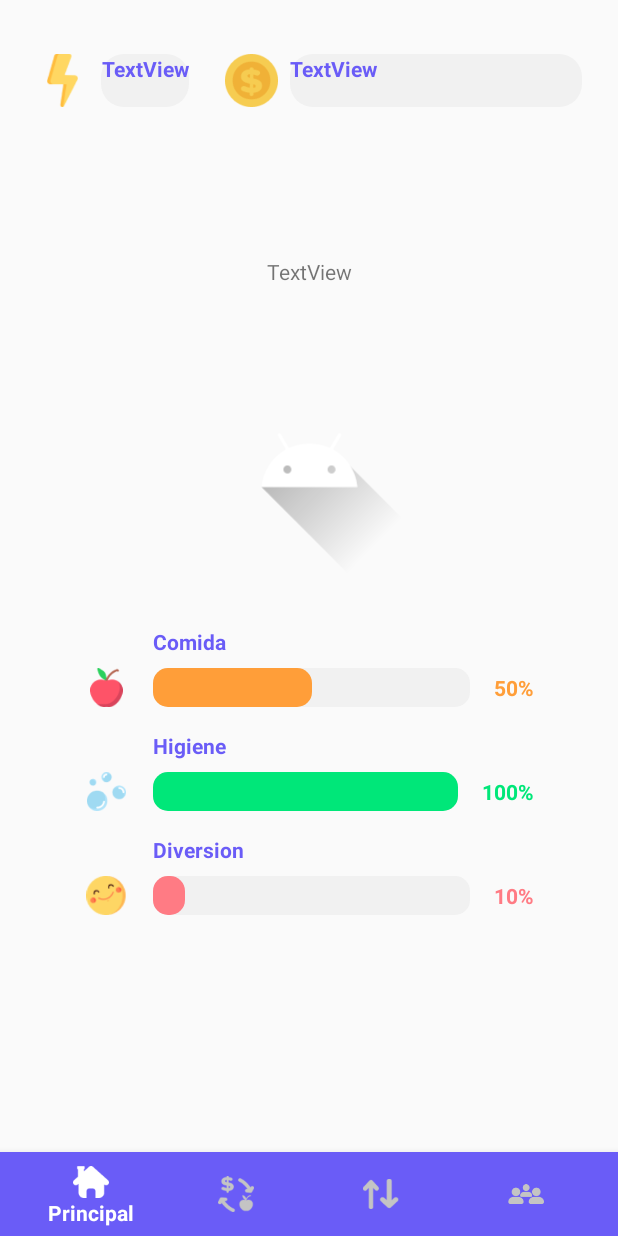
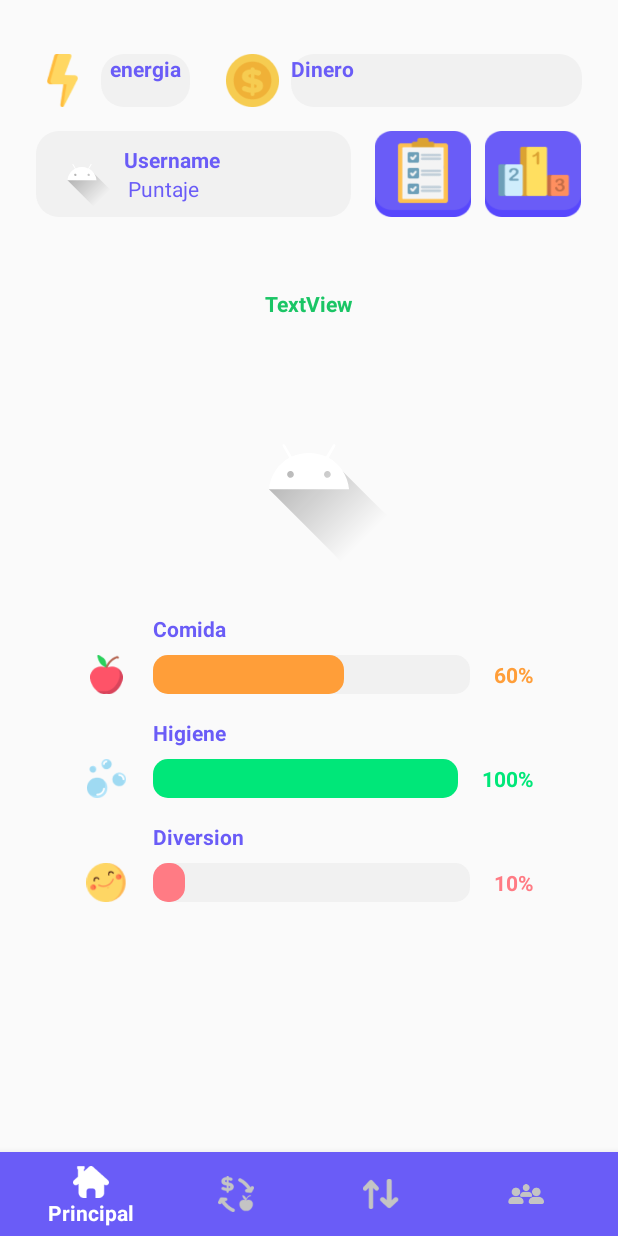
Before and after one commit to FernandaRojas152/monage, an Android app: the HomeFragment screen opened directly, with no data from a screen before it, on a phone screen of 412 x 824 dp. Run offline under Robolectric (Android 15) with nearby library versions, the light colour scheme and no system bars.

Commit message:
Home fragment

```diff
--- a/app/src/main/java/edu/icesi/monage/HomeFragment.kt
+++ b/app/src/main/java/edu/icesi/monage/HomeFragment.kt
@@ -19,14 +19,29 @@ class HomeFragment : Fragment() {
         // Inflate the layout for this fragment
         _binding = FragmentHomeBinding.inflate(inflater,container,false)
 
-        binding.progressFood.setProgress(50,false)
+        binding.progressFood.setProgress(calculateProgress(true,false,false),true)
         binding.foodTxt.text = "${binding.progressFood.progress.toString()}${"%"}"
-        binding.progressHygiene.setProgress(100,false)
+        binding.progressHygiene.setProgress(calculateProgress(false,true,false),true)
         binding.hygieneTxt.text = "${binding.progressHygiene.progress.toString()}${"%"}"
-        binding.progressFun.setProgress(10,false)
+        binding.progressFun.setProgress(calculateProgress(false,false,true),true)
         binding.funTxt.text = "${binding.progressFun.progress.toString()}${"%"}"
 
         return binding.root
+    }
+
+    private fun calculateProgress(food:Boolean,hygiene: Boolean, funn: Boolean): Int{
+        var progress = 0
+        if (food){
+           //metodo del usuario para calcular
+            progress = 60
+        }else if (hygiene){
+            //metodo del usuario para calcular
+            progress = 100
+        }else{
+            //metodo del usuario para calcular
+            progress = 10
+        }
+        return progress
     }
 
     companion object {
--- a/app/src/main/res/layout/fragment_home.xml
+++ b/app/src/main/res/layout/fragment_home.xml
@@ -27,11 +27,12 @@
 
     <TextView
         android:id="@+id/textView"
-        android:layout_width="wrap_content"
+        android:layout_width="59dp"
         android:layout_height="0dp"
         android:layout_marginStart="8dp"
+        android:layout_marginEnd="24dp"
         android:background="@drawable/backtxt"
-        android:text="TextView"
+        android:text="energia"
         android:textAlignment="center"
         android:textAllCaps="false"
         android:textColor="@color/principal"
@@ -39,6 +40,7 @@
         android:textStyle="bold"
         app:autoSizeTextType="none"
         app:layout_constraintBottom_toBottomOf="@+id/imageView6"
+        app:layout_constraintEnd_toStartOf="@+id/imageView7"
         app:layout_constraintStart_toEndOf="@+id/imageView6"
         app:layout_constraintTop_toTopOf="@+id/imageView6" />
 
@@ -50,7 +52,7 @@
         android:layout_marginEnd="24dp"
         android:background="@drawable/backtxt"
         android:elegantTextHeight="true"
-        android:text="TextView"
+        android:text="Dinero"
         android:textColor="@color/principal"
         android:textStyle="bold"
         app:autoSizeTextType="none"
@@ -166,9 +168,9 @@
 
     <ImageView
         android:id="@+id/imageView17"
-        android:layout_width="150dp"
-        android:layout_height="150dp"
-        android:layout_marginTop="45dp"
+        android:layout_width="125dp"
+        android:layout_height="125dp"
+        android:layout_marginTop="40dp"
         app:layout_constraintEnd_toEndOf="parent"
         app:layout_constraintStart_toStartOf="parent"
         app:layout_constraintTop_toBottomOf="@+id/textView17"
@@ -214,10 +216,84 @@
         android:id="@+id/textView17"
         android:layout_width="wrap_content"
         android:layout_height="wrap_content"
-        android:layout_marginTop="100dp"
+        android:layout_marginTop="48dp"
         android:text="TextView"
+        android:textColor="@color/botons"
+        android:textStyle="bold"
         app:layout_constraintEnd_toEndOf="parent"
         app:layout_constraintStart_toStartOf="parent"
-        app:layout_constraintTop_toBottomOf="@+id/imageView7" />
+        app:layout_constraintTop_toBottomOf="@+id/constraintLayout2" />
+
+    <androidx.constraintlayout.widget.ConstraintLayout
+        android:id="@+id/constraintLayout2"
+        android:layout_width="210dp"
+        android:layout_height="57dp"
+        android:layout_marginStart="24dp"
+        android:layout_marginTop="16dp"
+        android:background="@drawable/backtxt"
+        app:layout_constraintStart_toStartOf="parent"
+        app:layout_constraintTop_toBottomOf="@+id/imageView6">
+
+        <ImageView
+            android:id="@+id/imageView18"
+            android:layout_width="45dp"
+            android:layout_height="45dp"
+            android:layout_marginStart="8dp"
+            android:layout_marginTop="8dp"
+            android:layout_marginBottom="8dp"
+            app:layout_constraintBottom_toBottomOf="parent"
+            app:layout_constraintStart_toStartOf="parent"
+            app:layout_constraintTop_toTopOf="parent"
+            app:srcCompat="@drawable/ic_launcher_foreground" />
+
+        <TextView
+            android:id="@+id/textView11"
+            android:layout_width="wrap_content"
+            android:layout_height="wrap_content"
+            android:layout_marginStart="8dp"
+            android:layout_marginTop="3dp"
+            android:layout_marginEnd="90dp"
+            android:text="Username"
+            android:textColor="@color/principal"
+            android:textStyle="bold"
+            app:layout_constraintEnd_toEndOf="parent"
+            app:layout_constraintStart_toEndOf="@+id/imageView18"
+            app:layout_constraintTop_toTopOf="@+id/imageView18" />
+
+        <TextView
+            android:id="@+id/textView12"
+            android:layout_width="0dp"
+            android:layout_height="wrap_content"
+            android:layout_marginStart="8dp"
+            android:layout_marginEnd="90dp"
+            android:layout_marginBottom="3dp"
+            android:text="Puntaje"
+            android:textColor="@color/principal"
+            app:layout_constraintBottom_toBottomOf="@+id/imageView18"
+            app:layout_constraintEnd_toEndOf="parent"
+            app:layout_constraintStart_toEndOf="@+id/imageView18" />
+    </androidx.constraintlayout.widget.ConstraintLayout>
+
+    <Button
+        android:id="@+id/button2"
+        android:layout_width="64dp"
+        android:layout_height="0dp"
+        android:layout_marginStart="16dp"
+        android:background="@drawable/tasks"
+        app:layout_constraintBottom_toBottomOf="@+id/constraintLayout2"
+        app:layout_constraintStart_toEndOf="@+id/constraintLayout2"
+        app:layout_constraintTop_toTopOf="@+id/constraintLayout2" />
+
+    <Button
+        android:id="@+id/button3"
+        android:layout_width="64dp"
+        android:layout_height="0dp"
+        android:layout_marginStart="8dp"
+        android:layout_marginEnd="24dp"
+        android:background="@drawable/ranking"
+        app:layout_constraintBottom_toBottomOf="@+id/button2"
+        app:layout_constraintEnd_toEndOf="parent"
+        app:layout_constraintStart_toEndOf="@+id/button2"
+        app:layout_constraintTop_toTopOf="@+id/button2" />
 
 </androidx.constraintlayout.widget.ConstraintLayout>
```
Also changed, not shown: app/src/main/res/drawable/ranking.png (added), app/src/main/res/drawable/tasks.png.
